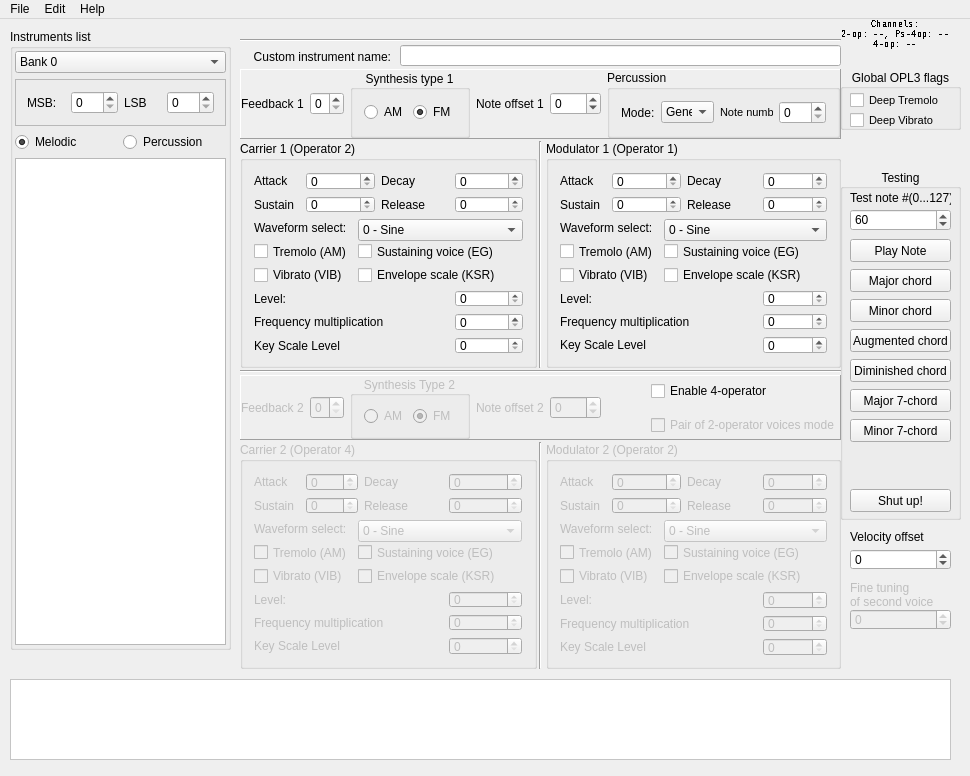
Wohlstand/OPL3BankEditor, file src/bank_editor.ui: the form before one commit.
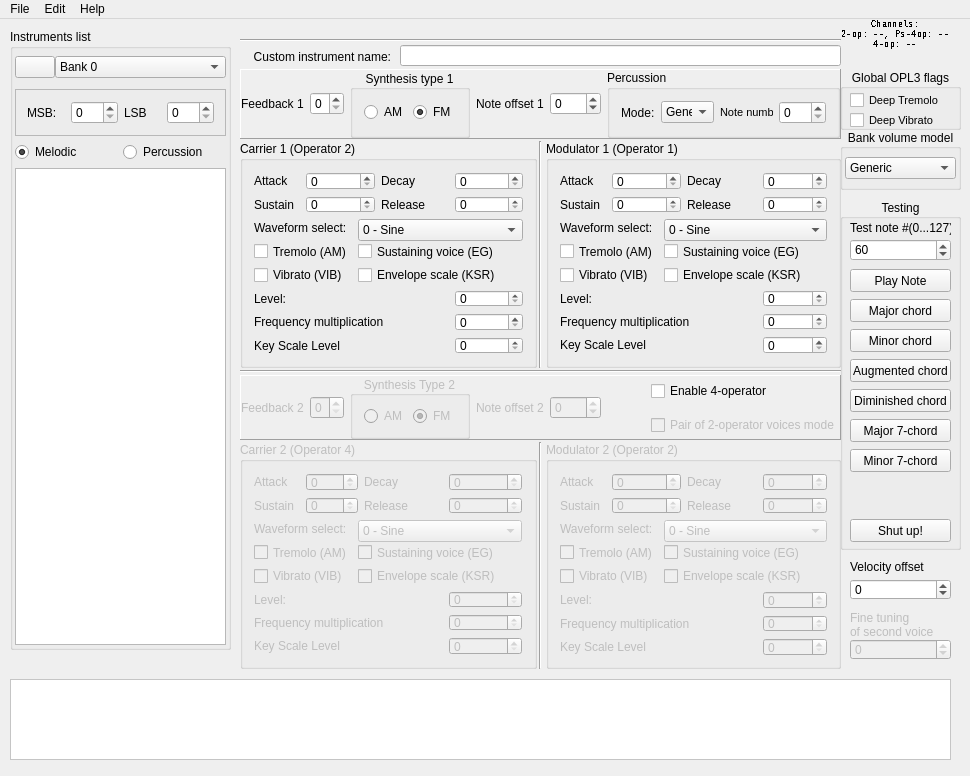
The form after the commit. Icons and pictures are not drawn. Custom widgets are drawn as their Qt base class.

Commit message: Tremolo, Vibrato and volume model for WOPL, and bank renaming feature - Tremolo/Vibrato flags states now can be saved and restored from a files - libADLMIDI Volume model was added - Banks now can be renamed - Fixed missing filename while saving a bank

```diff
--- a/src/bank_editor.ui
+++ b/src/bank_editor.ui
@@ -55,16 +55,6 @@
      <property name="bottomMargin">
       <number>2</number>
      </property>
-     <item row="2" column="0">
-      <widget class="QRadioButton" name="melodic">
-       <property name="text">
-        <string>Melodic</string>
-       </property>
-       <property name="checked">
-        <bool>true</bool>
-       </property>
-      </widget>
-     </item>
      <item row="2" column="1">
       <widget class="QRadioButton" name="percussion">
        <property name="text">
@@ -80,12 +70,72 @@
       </widget>
      </item>
      <item row="0" column="0" colspan="2">
-      <widget class="QComboBox" name="bank_no">
-       <item>
-        <property name="text">
-         <string>Bank 0</string>
+      <widget class="QFrame" name="frame_3">
+       <property name="minimumSize">
+        <size>
+         <width>0</width>
+         <height>32</height>
+        </size>
+       </property>
+       <property name="frameShape">
+        <enum>QFrame::NoFrame</enum>
+       </property>
+       <property name="frameShadow">
+        <enum>QFrame::Plain</enum>
+       </property>
+       <property name="lineWidth">
+        <number>0</number>
+       </property>
+       <layout class="QHBoxLayout" name="horizontalLayout_3" stretch="0,1000">
+        <property name="spacing">
+         <number>0</number>
         </property>
-       </item>
+        <property name="leftMargin">
+         <number>0</number>
+        </property>
+        <property name="topMargin">
+         <number>0</number>
+        </property>
+        <property name="rightMargin">
+         <number>0</number>
+        </property>
+        <property name="bottomMargin">
+         <number>0</number>
+        </property>
+        <item>
+         <widget class="QPushButton" name="bankRename">
+          <property name="toolTip">
+           <string>Rename bank</string>
+          </property>
+          <property name="text">
+           <string/>
+          </property>
+          <property name="icon">
+           <iconset resource="resources/resources.qrc">
+            <normaloff>:/pencil_16x16.png</normaloff>:/pencil_16x16.png</iconset>
+          </property>
+         </widget>
+        </item>
+        <item>
+         <widget class="QComboBox" name="bank_no">
+          <item>
+           <property name="text">
+            <string>Bank 0</string>
+           </property>
+          </item>
+         </widget>
+        </item>
+       </layout>
+      </widget>
+     </item>
+     <item row="2" column="0">
+      <widget class="QRadioButton" name="melodic">
+       <property name="text">
+        <string>Melodic</string>
+       </property>
+       <property name="checked">
+        <bool>true</bool>
+       </property>
       </widget>
      </item>
      <item row="1" column="0" colspan="2">
@@ -1786,7 +1836,7 @@
     <property name="geometry">
      <rect>
       <x>840</x>
-      <y>150</y>
+      <y>180</y>
       <width>121</width>
       <height>351</height>
      </rect>
@@ -2084,9 +2134,9 @@
     <property name="geometry">
      <rect>
       <x>840</x>
-      <y>500</y>
+      <y>530</y>
       <width>121</width>
-      <height>151</height>
+      <height>121</height>
      </rect>
     </property>
     <property name="frameShape">
@@ -2205,6 +2255,71 @@
      <enum>Qt::Horizontal</enum>
     </property>
    </widget>
+   <widget class="QGroupBox" name="groupBox_4">
+    <property name="geometry">
+     <rect>
+      <x>840</x>
+      <y>110</y>
+      <width>121</width>
+      <height>61</height>
+     </rect>
+    </property>
+    <property name="toolTip">
+     <string>&lt;html&gt;&lt;head/&gt;&lt;body&gt;&lt;p&gt;Declares a volume scale formula that will set physical volume level from a MIDI volume.&lt;/p&gt;&lt;p&gt;&lt;br/&gt;&lt;/p&gt;&lt;p&gt;&lt;span style=&quot; font-weight:600;&quot;&gt;Generic &lt;/span&gt;- linear volume scale&lt;/p&gt;&lt;p&gt;&lt;span style=&quot; font-weight:600;&quot;&gt;OPL3 Native&lt;/span&gt; - Logariphmic volume scale produced by OPL3 chip natively&lt;/p&gt;&lt;p&gt;&lt;span style=&quot; font-weight:600;&quot;&gt;DMX&lt;/span&gt; - Indexed table of volumes that sets OPL volume by MIDI volume&lt;/p&gt;&lt;p&gt;&lt;span style=&quot; font-weight:600;&quot;&gt;Apogee&lt;/span&gt; - Logariphmic volume&lt;/p&gt;&lt;p&gt;&lt;span style=&quot; font-weight:600;&quot;&gt;Win9x Driver&lt;/span&gt; - A short non-smooth indexed table, shorter in two times than possible OPL3 volume levels&lt;/p&gt;&lt;/body&gt;&lt;/html&gt;</string>
+    </property>
+    <property name="title">
+     <string>Bank volume model</string>
+    </property>
+    <property name="alignment">
+     <set>Qt::AlignCenter</set>
+    </property>
+    <layout class="QGridLayout" name="gridLayout_11">
+     <property name="leftMargin">
+      <number>2</number>
+     </property>
+     <property name="topMargin">
+      <number>2</number>
+     </property>
+     <property name="rightMargin">
+      <number>2</number>
+     </property>
+     <property name="bottomMargin">
+      <number>2</number>
+     </property>
+     <property name="spacing">
+      <number>2</number>
+     </property>
+     <item row="0" column="0">
+      <widget class="QComboBox" name="volumeModel">
+       <item>
+        <property name="text">
+         <string>Generic</string>
+        </property>
+       </item>
+       <item>
+        <property name="text">
+         <string>OPL3 Native</string>
+        </property>
+       </item>
+       <item>
+        <property name="text">
+         <string>DMX</string>
+        </property>
+       </item>
+       <item>
+        <property name="text">
+         <string>Apogee</string>
+        </property>
+       </item>
+       <item>
+        <property name="text">
+         <string>Win9x Driver</string>
+        </property>
+       </item>
+      </widget>
+     </item>
+    </layout>
+   </widget>
   </widget>
   <widget class="QMenuBar" name="menuBar">
    <property name="geometry">
```
The commit also changes 20 other files.
